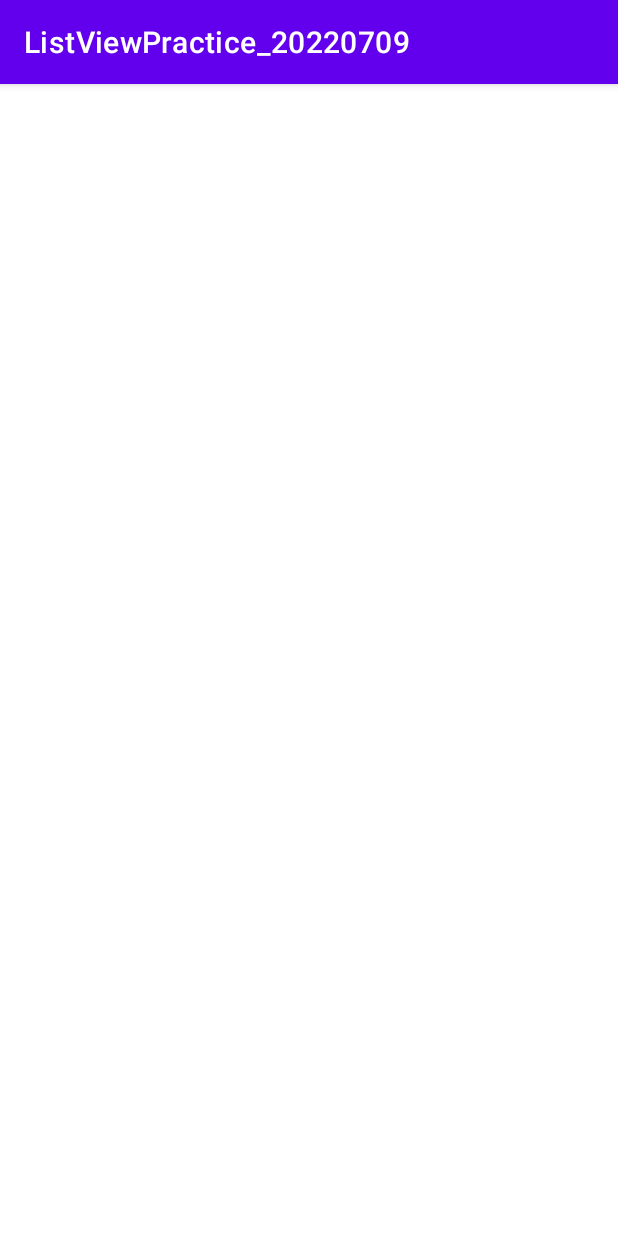
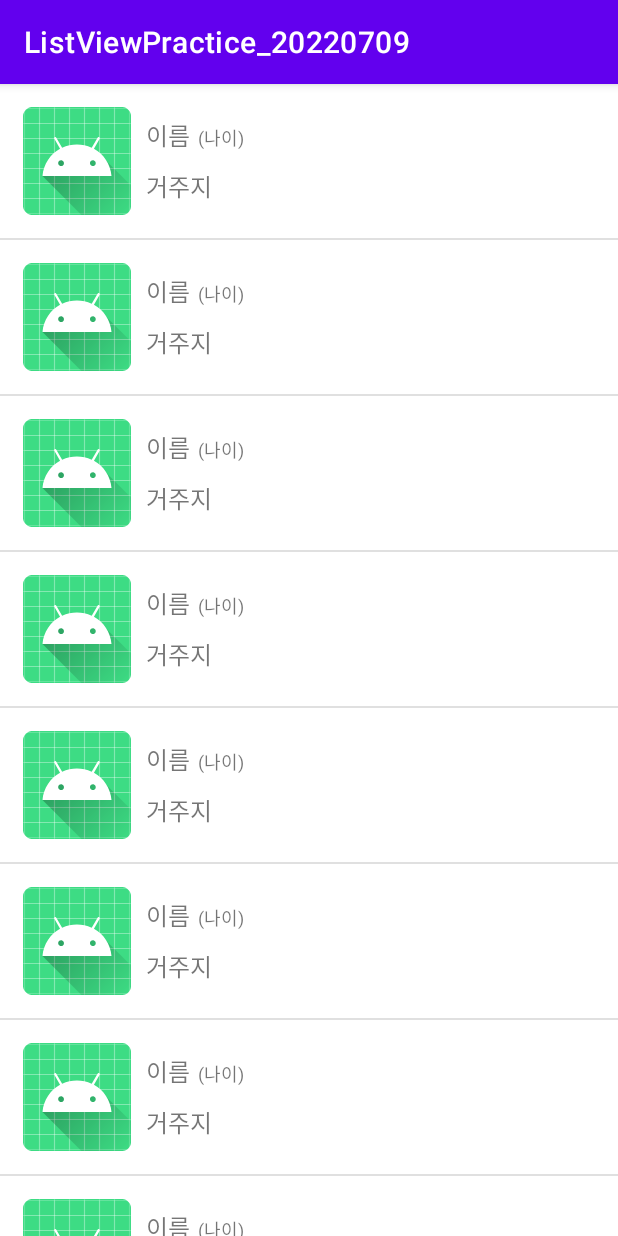
Before and after one commit to KoPoine/ListViewPractice_20220709, an Android app: the screen it shows after launch (MainActivity), on a phone screen of 412 x 824 dp. Run offline under Robolectric (Android 15) with nearby library versions, the phone set to English and light mode, and no system bars.

```diff
--- a/app/src/main/java/com/neppplus/listviewpractice_20220709/MainActivity.kt
+++ b/app/src/main/java/com/neppplus/listviewpractice_20220709/MainActivity.kt
@@ -2,10 +2,16 @@ package com.neppplus.listviewpractice_20220709
 
 import androidx.appcompat.app.AppCompatActivity
 import android.os.Bundle
+import com.neppplus.listviewpractice_20220709.adapters.StudentListAdapter
+import kotlinx.android.synthetic.main.activity_main.*
 
 class MainActivity : AppCompatActivity() {
 //    ArrayList로 목록 공간을 만들어주고
     val mStudentList = ArrayList<StudentData>()
+
+//    어댑터 클래스 멤버변수화
+    lateinit var mStudentListAdapter : StudentListAdapter
+
     override fun onCreate(savedInstanceState: Bundle?) {
         super.onCreate(savedInstanceState)
         setContentView(R.layout.activity_main)
@@ -22,5 +28,10 @@ class MainActivity : AppCompatActivity() {
         mStudentList.add(StudentData("김민철8",1990,"서울시 서대문구"))
         mStudentList.add(StudentData("김민철9",1990,"서울시 서대문구"))
         mStudentList.add(StudentData("김민철10",1990,"서울시 서대문구"))
+
+//        실제 어댑터와 ArrayList를 연결(어댑터 클래스를 객체화)
+        mStudentListAdapter = StudentListAdapter(this, R.layout.student_list_item, mStudentList)
+//        액티비티 화면의 listView 태그와 adapter를 연결
+        mainListView.adapter = mStudentListAdapter
     }
 }
```
